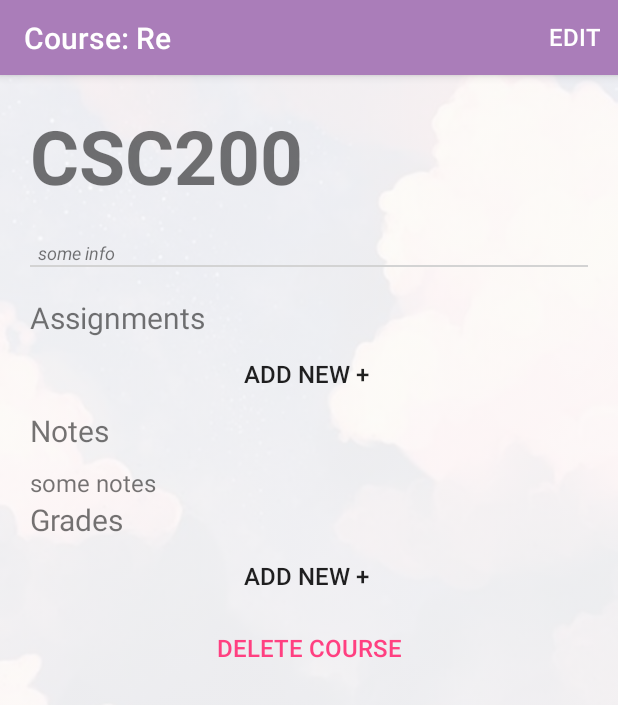
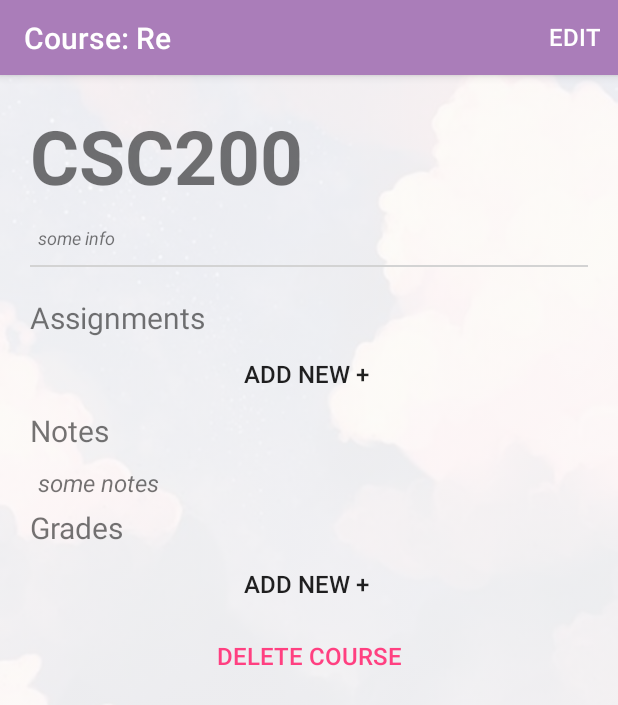
Before and after one commit to kzjy/CourseReminder, an Android app: the CourseActivity screen opened directly, with no data from a screen before it, after a tap on "DONE", on a phone screen of 412 x 824 dp. Shown: the top 705 px of the screen. Run offline under Robolectric (Android 15) with nearby library versions, the phone set to English and light mode, and no system bars; 7 statements that could not run were skipped; 1 other tap on this screen came first.

Commit message:
added blocking for invalid edits

```diff
--- a/CourseReminder/app/src/main/AndroidManifest.xml
+++ b/CourseReminder/app/src/main/AndroidManifest.xml
@@ -17,9 +17,9 @@
 
                 <category android:name="android.intent.category.LAUNCHER" />
             </intent-filter>
-            >
         </activity>
-        <activity android:name=".display.CourseActivity">
+        <activity android:name=".display.CourseActivity"
+            android:windowSoftInputMode="adjustPan">
             <meta-data
                 android:name="android.support.PARENT_ACTIVITY"
                 android:value=".display.MainActivity" />
--- a/CourseReminder/app/src/main/java/kz/coursereminder/controllers/CourseActivityController.java
+++ b/CourseReminder/app/src/main/java/kz/coursereminder/controllers/CourseActivityController.java
@@ -19,9 +19,12 @@ public class CourseActivityController extends  CourseControllers{
     }
 
     public void saveEdit(String newName, String newInfo, String newNotes) {
-       currentCourse.setName(newName);
-       currentCourse.setInfo(newInfo);
-       currentCourse.setNotes(newNotes);
-       fileManager.writeFile(CourseManager.COURSES, courseManager);
+        Course dummyCourse = new Course(newName, newInfo, 0);
+        if (checkValidName(dummyCourse)) {
+            currentCourse.setName(newName);
+        }
+        currentCourse.setInfo(newInfo);
+        currentCourse.setNotes(newNotes);
+        fileManager.writeFile(CourseManager.COURSES, courseManager);
     }
 }
--- a/CourseReminder/app/src/main/java/kz/coursereminder/controllers/CourseControllers.java
+++ b/CourseReminder/app/src/main/java/kz/coursereminder/controllers/CourseControllers.java
@@ -4,6 +4,7 @@ import android.content.Context;
 import android.widget.Toast;
 
 
+import kz.coursereminder.structure.Course;
 import kz.coursereminder.structure.CourseManager;
 import kz.coursereminder.structure.FileManager;
 
@@ -19,13 +20,30 @@ abstract class CourseControllers {
         this.courseManager = fileManager.getCourseManager();
     }
 
-    void makeToastInvalidName() {
-        Toast.makeText(context, "Course name cannot be empty", Toast.LENGTH_SHORT).show();
+    private void makeToastInvalidName() {
+        Toast.makeText(context, "Course name must be between 3 to 12 characters in length ",
+                Toast.LENGTH_SHORT).show();
     }
 
-    void makeToastNameInUse() {
+    private void makeToastNameInUse() {
         Toast.makeText(context, "Course name already in use", Toast.LENGTH_SHORT).show();
     }
 
+    private void makeTosstEditSsved() {
+        Toast.makeText(context, "Edits saved", Toast.LENGTH_SHORT).show();
+    }
 
+    boolean checkValidName(Course course) {
+        boolean valid = courseManager.checkValidCourseName(course);
+        boolean exists = courseManager.checkExistingCourse(course);
+        if (!valid) {
+            makeToastInvalidName();
+            return false;
+        } else if (exists) {
+            makeToastNameInUse();
+            return false;
+        }
+        makeTosstEditSsved();
+        return true;
+    }
 }
--- a/CourseReminder/app/src/main/java/kz/coursereminder/display/CourseActivity.java
+++ b/CourseReminder/app/src/main/java/kz/coursereminder/display/CourseActivity.java
@@ -105,6 +105,8 @@ public class CourseActivity extends AppCompatActivity {
     private void displayCourseInfo() {
         setTitle(courseActivityController.getCurrentCourse().getName());
         courseName.setText(courseActivityController.getCurrentCourse().getName());
+        courseInfo.setText(courseActivityController.getCurrentCourse().getInfo());
+        courseNotes.setText(courseActivityController.getCurrentCourse().getNotes());
     }
 
     /**
@@ -183,6 +185,8 @@ public class CourseActivity extends AppCompatActivity {
      */
     private void setEdiText() {
         courseEdit.setText(courseActivityController.getCurrentCourse().getName());
+        courseNotesEdit.setText(courseActivityController.getCurrentCourse().getNotes());
+        courseInfoEdit.setText(courseActivityController.getCurrentCourse().getInfo());
     }
 
     /**
--- a/CourseReminder/app/src/main/java/kz/coursereminder/structure/Course.java
+++ b/CourseReminder/app/src/main/java/kz/coursereminder/structure/Course.java
@@ -18,7 +18,7 @@ public class Course implements Serializable {
     /**
      * Short notes for the course
      */
-    private String notes;
+    private String notes = "Click Edit to add notes";
     /**
      * Name of the course
      */
@@ -35,6 +35,9 @@ public class Course implements Serializable {
     public Course(String name, String info, int image) {
         this.name = name;
         this.info = info;
+        if (info.equals("")) {
+            this.info = "Click Edit to add info";
+        }
         selectImage(image);
     }
 
--- a/CourseReminder/app/src/main/java/kz/coursereminder/structure/CourseManager.java
+++ b/CourseReminder/app/src/main/java/kz/coursereminder/structure/CourseManager.java
@@ -49,7 +49,7 @@ public class CourseManager implements Serializable {
      */
     public boolean checkValidCourseName(Course course) {
         String name = course.getName();
-        return !name.equals("");
+        return (name.length() >= 3 ) && (name.length() <= 12);
     }
 
     /**
--- a/CourseReminder/app/src/main/res/layout/activity_course.xml
+++ b/CourseReminder/app/src/main/res/layout/activity_course.xml
@@ -30,14 +30,13 @@
                     android:orientation="vertical">
 
                     <RelativeLayout
-                        android:id="@+id/course_name_switcher"
                         android:layout_width="wrap_content"
-                        android:layout_height="80dp">
+                        android:layout_height="70dp">
 
                         <TextView
                             android:id="@+id/course_name"
                             android:layout_width="wrap_content"
-                            android:layout_height="wrap_content"
+                            android:layout_height="match_parent"
                             android:text="CSC200"
                             android:textSize="50sp"
                             android:textStyle="bold" />
@@ -58,7 +57,8 @@
                         android:layout_width="wrap_content"
                         android:layout_height="wrap_content"
                         android:paddingStart="5dp"
-                        android:paddingEnd="5dp">
+                        android:paddingEnd="5dp"
+                        android:paddingBottom="10dp">
 
                         <TextView
                             android:paddingTop="10dp"
@@ -68,7 +68,7 @@
                             android:text="some info"
                             android:textSize="12sp"
                             android:textStyle="italic"
-                            android:id="@+id/course_info"/>
+                            android:id="@+id/course_info" />
 
                         <EditText
                             android:id="@+id/course_info_edit"
@@ -77,6 +77,7 @@
                             android:text="EDIT info"
                             android:textSize="12sp"
                             android:textStyle="italic"
+                            android:visibility="invisible"
                             />
 
                     </RelativeLayout>
@@ -112,20 +113,25 @@
 
             <RelativeLayout
                 android:layout_width="wrap_content"
-                android:layout_height="wrap_content">
+                android:layout_height="wrap_content"
+                android:paddingStart="5dp"
+                android:paddingEnd="5dp">
 
                 <TextView
                     android:paddingTop="10dp"
                     android:id="@+id/course_notes"
                     android:layout_width="wrap_content"
                     android:layout_height="wrap_content"
-                    android:text="some notes"/>
+                    android:text="some notes"
+                    android:textStyle="italic"
+                    android:paddingBottom="5dp"/>
 
                 <EditText
                     android:id="@+id/course_notes_edit"
                     android:layout_width="wrap_content"
                     android:layout_height="wrap_content"
-                    android:text="edit some notes"/>
+                    android:text="edit some notes"
+                    android:visibility="invisible"/>
             </RelativeLayout>
 
             <TextView
```
Also changed, not shown: CourseReminder/app/src/main/java/kz/coursereminder/controllers/CourseCreationController.java (+11 -14 lines).
